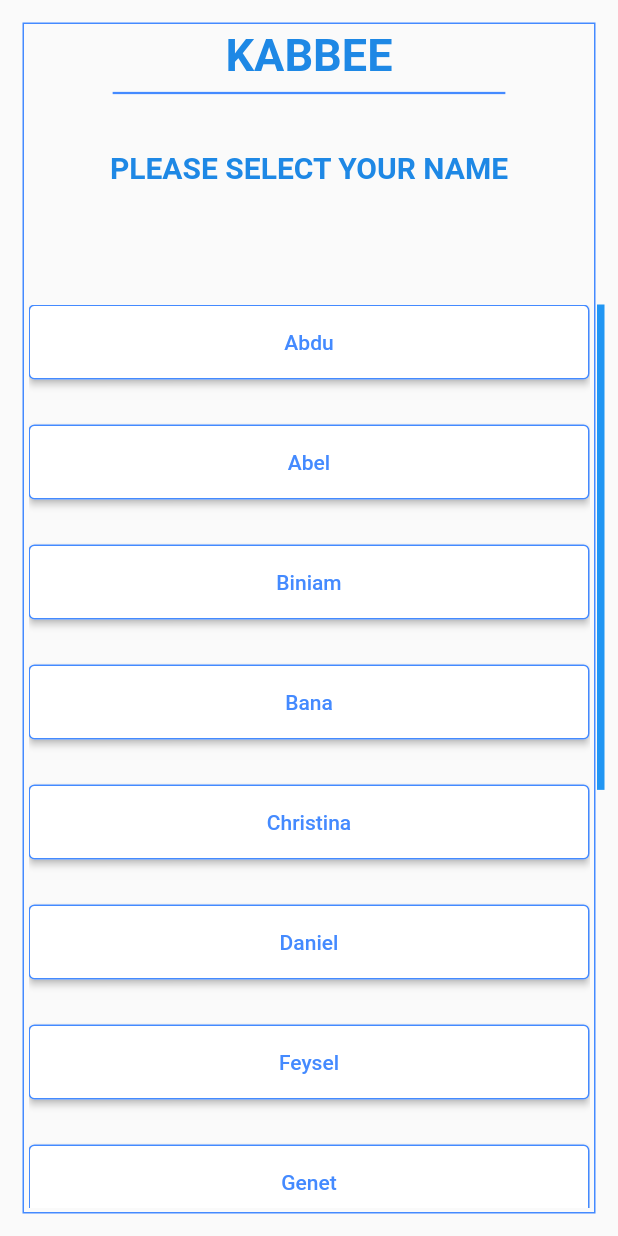
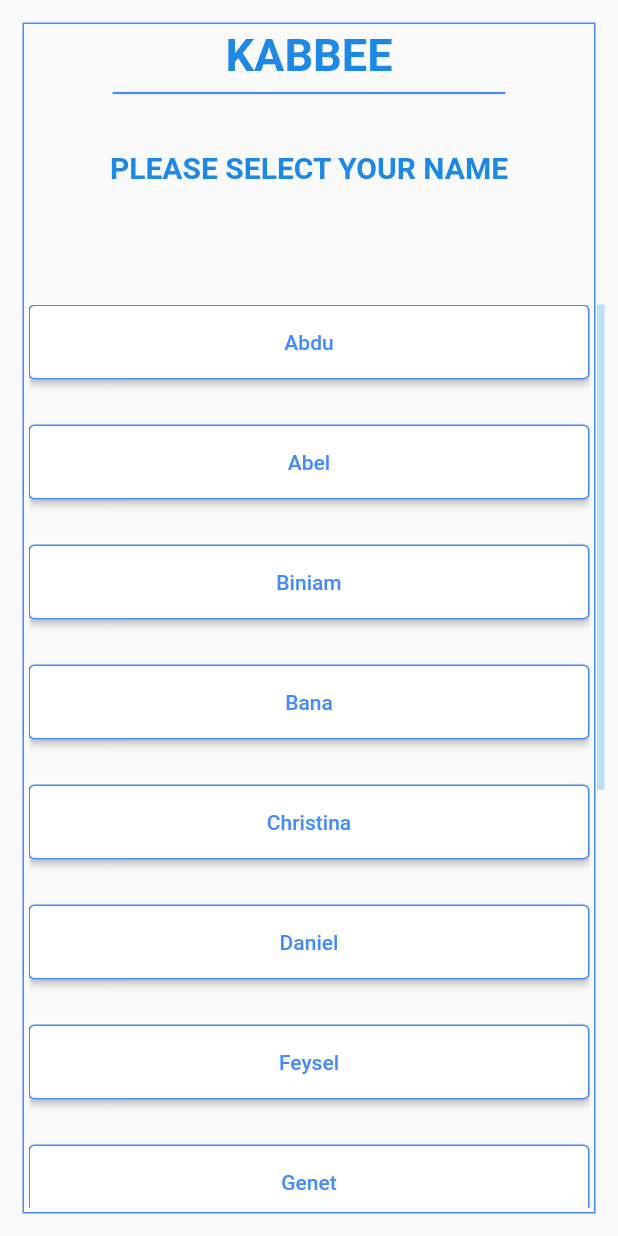
Before and after one commit to Naod-AB/Kabbee-Eclipse, a Flutter app: the screen it shows after launch, on a phone screen of 412 x 824 dp. Run offline on Flutter 3.47's test engine with Material 2 defaults, Android fonts, the phone set to English and light mode, and no system bars.

Commit message:
file name changes and new lists added

```diff
--- /dev/null
+++ b/VMS_flutter/Bisha/visitor_management/lib/New folder/Student_names.dart
@@ -0,0 +1,50 @@
+// ignore_for_file: use_key_in_widget_constructors
+
+import 'buttons.dart';
+import 'package:flutter/material.dart';
+class NameList extends StatelessWidget {
+
+  @override
+  Widget build(BuildContext context) {
+    return Expanded(
+      child:Theme(
+        data:Theme.of(context).copyWith(
+          scrollbarTheme:  ScrollbarThemeData(
+            thumbColor: MaterialStateProperty.all(Colors.blue[100]),
+            crossAxisMargin: -10,
+      ),
+    ),
+    child: Scrollbar(
+      thickness: 5.0,
+      isAlwaysShown: true,
+      child:
+     SingleChildScrollView (
+
+       child: Column(children: const [
+          Buttons(btnName:"Abdu", btnColor: Colors.white,txtColor: Colors.blueAccent,width: 500,height: 50,),
+          Buttons(btnName:"Abel", btnColor: Colors.white,txtColor: Colors.blueAccent,width: 500,height: 50,),
+          Buttons(btnName:"Biniam", btnColor: Colors.white,txtColor: Colors.blueAccent,width: 500,height: 50,),
+          Buttons(btnName:"Bana", btnColor: Colors.white,txtColor: Colors.blueAccent,width: 500,height: 50,),
+          Buttons(btnName:"Christina", btnColor: Colors.white,txtColor: Colors.blueAccent,width: 500,height: 50,),
+          Buttons(btnName:"Daniel", btnColor: Colors.white,txtColor: Colors.blueAccent,width: 500,height: 50,),
+          Buttons(btnName:"Feysel", btnColor: Colors.white,txtColor: Colors.blueAccent,width: 500,height: 50,),
+          Buttons(btnName:"Genet", btnColor: Colors.white,txtColor: Colors.blueAccent,width: 500,height: 50,),
+          Buttons(btnName:"henos", btnColor: Colors.white,txtColor: Colors.blueAccent,width: 500,height: 50,),
+          Buttons(btnName:"Isaias", btnColor: Colors.white,txtColor: Colors.blueAccent,width: 500,height: 50,),
+          Buttons(btnName:"Ismael", btnColor: Colors.white,txtColor: Colors.blueAccent,width: 500,height: 50,),
+          Buttons(btnName:"Jolly", btnColor: Colors.white,txtColor: Colors.blueAccent,width: 500,height: 50,),
+          Buttons(btnName:"Kevin", btnColor: Colors.white,txtColor: Colors.blueAccent,width: 500,height: 50,),
+          Buttons(btnName:"Luam", btnColor: Colors.white,txtColor: Colors.blueAccent,width: 500,height: 50,),
+
+      ],
+    ),
+    ),
+    ),
+    ),
+
+
+
+    );
+
+  }
+}
--- a/VMS_flutter/Bisha/visitor_management/lib/New folder/main.dart
+++ b/VMS_flutter/Bisha/visitor_management/lib/New folder/main.dart
@@ -1,6 +1,6 @@
 // ignore_for_file: prefer_const_constructors, use_key_in_widget_constructors
 import 'package:flutter/material.dart';
-import 'names.dart';
+import 'Student_names.dart';
 
 void main() {
   runApp(MaterialApp(
--- a/VMS_flutter/Bisha/visitor_management/lib/New folder/names.dart
+++ b/VMS_flutter/Bisha/visitor_management/lib/New folder/staff_names.dart
@@ -2,15 +2,16 @@
 
 import 'buttons.dart';
 import 'package:flutter/material.dart';
-class NameList extends StatelessWidget {
+class StaffNameList extends StatelessWidget {
 
   @override
   Widget build(BuildContext context) {
-    return Expanded( child:
-    Theme(data:Theme.of(context).copyWith(
-      scrollbarTheme:  ScrollbarThemeData(
-        thumbColor: MaterialStateProperty.all(Colors.blue),
-        crossAxisMargin: -10,
+    return Expanded(
+      child:Theme(
+        data:Theme.of(context).copyWith(
+          scrollbarTheme:  ScrollbarThemeData(
+            thumbColor: MaterialStateProperty.all(Colors.blue[100]),
+            crossAxisMargin: -10,
       ),
     ),
     child: Scrollbar(
@@ -20,7 +21,7 @@
      SingleChildScrollView (
 
        child: Column(children: const [
-          Buttons(btnName:"Abdu", btnColor: Colors.white,txtColor: Colors.blueAccent,width: 500,height: 50,),
+          Buttons(btnName:"Staff", btnColor: Colors.white,txtColor: Colors.blueAccent,width: 500,height: 50,),
           Buttons(btnName:"Abel", btnColor: Colors.white,txtColor: Colors.blueAccent,width: 500,height: 50,),
           Buttons(btnName:"Biniam", btnColor: Colors.white,txtColor: Colors.blueAccent,width: 500,height: 50,),
           Buttons(btnName:"Bana", btnColor: Colors.white,txtColor: Colors.blueAccent,width: 500,height: 50,),
@@ -34,6 +35,7 @@
           Buttons(btnName:"Jolly", btnColor: Colors.white,txtColor: Colors.blueAccent,width: 500,height: 50,),
           Buttons(btnName:"Kevin", btnColor: Colors.white,txtColor: Colors.blueAccent,width: 500,height: 50,),
           Buttons(btnName:"Luam", btnColor: Colors.white,txtColor: Colors.blueAccent,width: 500,height: 50,),
+
       ],
     ),
     ),
@@ -46,4 +48,3 @@
 
   }
 }
-//Reusable button
```
Also changed, not shown: VMS_flutter/Bisha/visitor_management/lib/New folder/admin_names.dart (added, +50 -0 lines).
